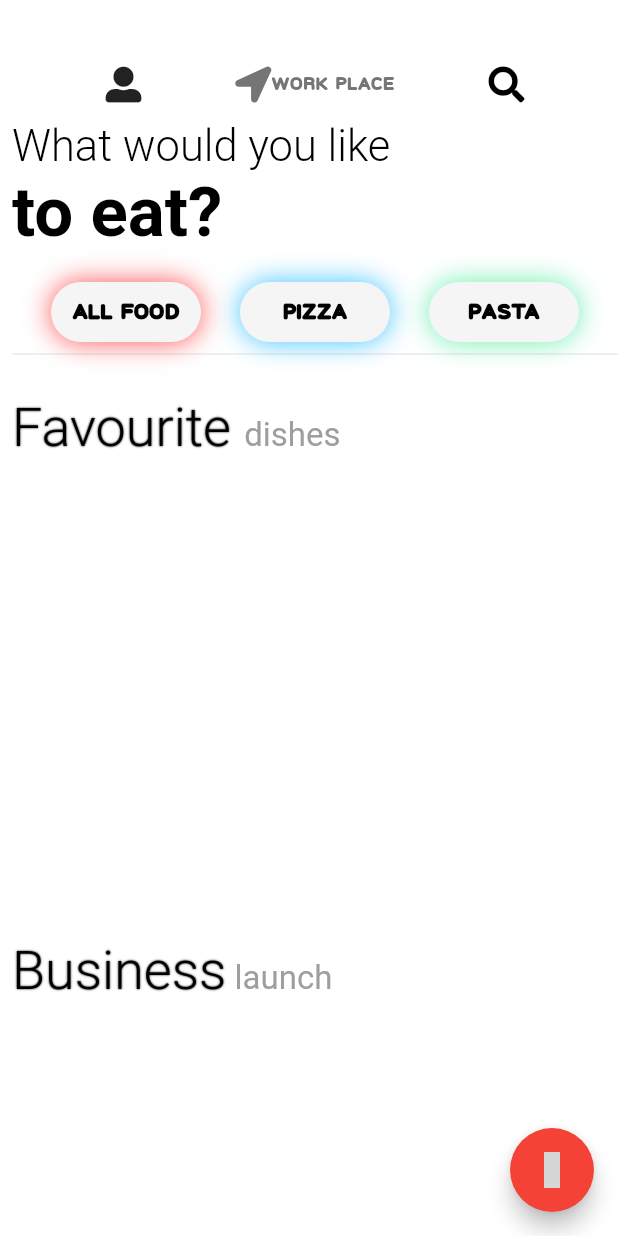
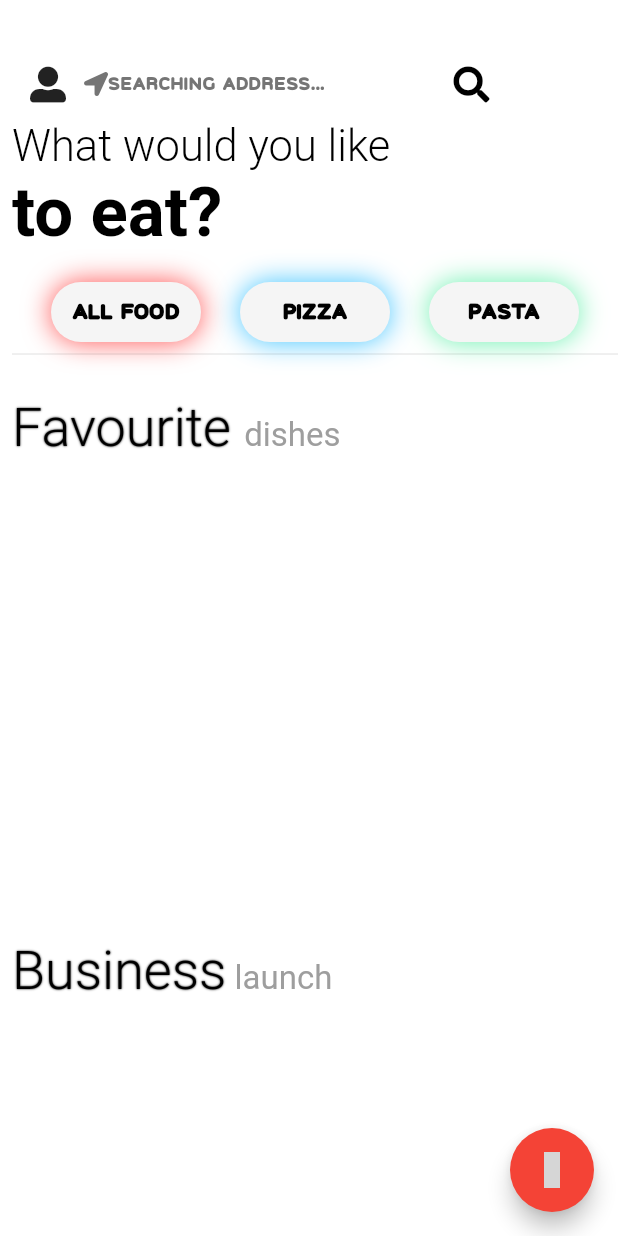
Before and after one commit to nvrr/Pizzato-using-Flutter-and-Firebase, a Flutter app: the screen it shows after launch, on a phone screen of 412 x 824 dp. Run offline on Flutter 3.47's test engine with Material 2 defaults, Android fonts, the phone set to English and light mode, and no system bars; our stand-ins replace cloud_firestore, eva_icons_flutter, firebase_core, font_awesome_flutter, geolocator, lottie and 1 more; missing offline and left inert: geocoder; accounts and stored records are empty; grey boxes are pictures that could not be loaded.

Commit message:
setup geolocation

```diff
--- a/lib/helpers/headers.dart
+++ b/lib/helpers/headers.dart
@@ -1,5 +1,6 @@
 import 'package:flutter/material.dart';
 import 'package:font_awesome_flutter/font_awesome_flutter.dart';
+import 'package:pizza/services/maps.dart';
 
 class Headers extends ChangeNotifier {
   Widget appBar(BuildContext context) {
@@ -14,19 +15,28 @@ class Headers extends ChangeNotifier {
               Icon(
                 FontAwesomeIcons.locationArrow,
                 color: Colors.grey.shade600,
+                size: 16.0,
                 ),
-              Text(
-                'Work Place',
-                style: TextStyle(
-                  color: Colors.grey.shade600,
-                  fontSize: 12.0,
-                  fontWeight: FontWeight.w300
-                )
+              Container(
+                constraints: BoxConstraints(
+                  maxWidth: 250.0
+                ),
+                child: Text(
+                  finalAddress,
+                  style: TextStyle(
+                    color: Colors.grey.shade600,
+                    fontSize: 12.0,
+                    fontWeight: FontWeight.w300
+                  )
+                ),
               ),
             ],
           ),
-          IconButton(icon: Icon(FontAwesomeIcons.search, color: Colors.black),
-          onPressed: () {})
+          Expanded(
+                      child: IconButton(icon: Icon(FontAwesomeIcons.search,
+            color: Colors.black,),
+            onPressed: () {}),
+          )
         ],
       ),
     );
--- a/lib/main.dart
+++ b/lib/main.dart
@@ -2,6 +2,7 @@ import 'package:firebase_core/firebase_core.dart';
 import 'package:flutter/material.dart';
 import 'package:pizza/helpers/headers.dart';
 import 'package:pizza/services/manage_data.dart';
+import 'package:pizza/services/maps.dart';
 import 'package:pizza/views/splashScreen.dart';
 import 'package:provider/provider.dart';
 
@@ -23,6 +24,7 @@ class MyApp extends StatelessWidget {
       ChangeNotifierProvider.value(value: MiddleHelpers()),
       ChangeNotifierProvider.value(value: ManageData()),
       ChangeNotifierProvider.value(value: Footers()),
+      ChangeNotifierProvider.value(value: GenerateMaps()),
     ],
     child: MaterialApp(
       title: 'Pizzato',
--- /dev/null
+++ b/lib/services/index.dart
@@ -0,0 +1,2 @@
+export 'index.dart';
+export 'manage_data.dart';
--- /dev/null
+++ b/lib/services/maps.dart
@@ -0,0 +1,20 @@
+import 'package:flutter/material.dart';
+import 'package:geocoder/geocoder.dart' as geoCo;
+import 'package:geolocator/geolocator.dart';
+
+String finalAddress = 'Searching address...';
+
+class GenerateMaps extends ChangeNotifier {
+  Position position;
+
+  Future getCurrentLocation() async{
+    var positionData = await GeolocatorPlatform.instance.getCurrentPosition();
+    final cords = geoCo.Coordinates(positionData.latitude, positionData.longitude);
+    var address = await geoCo.Geocoder.local.findAddressesFromCoordinates(cords);
+    String mainAddress = address.first.addressLine;
+    print(mainAddress);
+    finalAddress = mainAddress;
+    notifyListeners();
+
+  }
+}
--- a/lib/views/cart_screen.dart
+++ b/lib/views/cart_screen.dart
@@ -48,7 +48,7 @@ class _CartScreenState extends State<CartScreen> {
           },
         ),
         Padding(
-          padding: const EdgeInsets.only(left: 260.0),
+          padding: const EdgeInsets.only(left: 255.0),
           child: IconButton(
             icon: Icon(FontAwesomeIcons.trash, color: Colors.red),
             onPressed: () {},
--- a/lib/views/details_screen.dart
+++ b/lib/views/details_screen.dart
@@ -91,7 +91,7 @@ class _DetailsScreenState extends State<DetailsScreen> {
         ),
         Row(mainAxisAlignment: MainAxisAlignment.spaceEvenly, children: [
           Container(
-            constraints: BoxConstraints(maxWidth: 300.0),
+            constraints: BoxConstraints(maxWidth: 250.0),
             child: Text(widget.queryDocumentSnapshot['name'],
                 style: TextStyle(
                   fontSize: 36.0,
--- a/lib/views/home_screen.dart
+++ b/lib/views/home_screen.dart
@@ -2,6 +2,8 @@ import 'package:flutter/material.dart';
 import 'package:pizza/helpers/footer.dart';
 import 'package:pizza/helpers/headers.dart';
 import 'package:pizza/helpers/middle.dart';
+import 'package:pizza/services/maps.dart';
+import 'package:provider/provider.dart';
 
 class HomeScreen extends StatefulWidget {
   @override
@@ -9,6 +11,13 @@ class HomeScreen extends StatefulWidget {
 }
 
 class _HomeScreenState extends State<HomeScreen> {
+
+  @override
+  void initState() {
+    Provider.of<GenerateMaps>(context, listen: false).getCurrentLocation();
+    super.initState();
+  }
+
   @override
   Widget build(BuildContext context) {
     return Scaffold(
```
Also changed, not shown: 2 other files.
